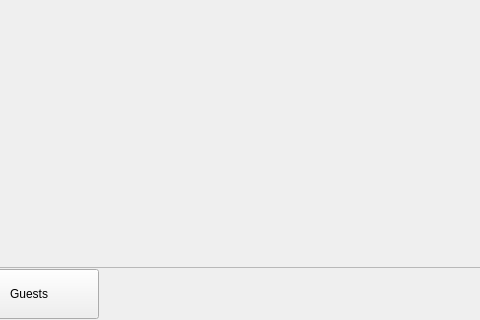
This is Waiter/dlgface.ui in End1-1/Cafe5 as Qt 5 draws it before an edit; both pictures show x 324 to 804 and y 448 to 768 of the 1108 by 768 pixel window. The edited form follows.
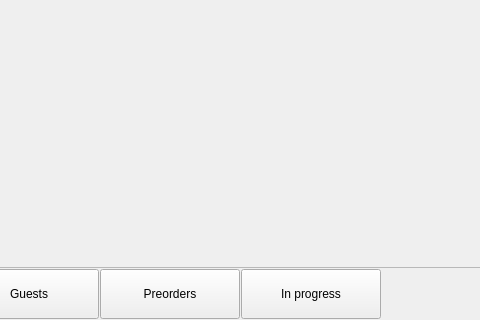
This is the edited form. Icons and pictures are not drawn.

The edit to the form file:
```diff
--- a/Waiter/dlgface.ui
+++ b/Waiter/dlgface.ui
@@ -296,6 +296,53 @@
         <property name="text">
          <string>Guests</string>
         </property>
+        <property name="setup_key" stdset="0">
+         <string>dlgface_disable_btnguests</string>
+        </property>
+       </widget>
+      </item>
+      <item>
+       <widget class="QToolButton" name="btnPreorders">
+        <property name="minimumSize">
+         <size>
+          <width>140</width>
+          <height>50</height>
+         </size>
+        </property>
+        <property name="maximumSize">
+         <size>
+          <width>16777215</width>
+          <height>50</height>
+         </size>
+        </property>
+        <property name="text">
+         <string>Preorders</string>
+        </property>
+        <property name="setup_key" stdset="0">
+         <string>dlgface_disable_preorders</string>
+        </property>
+       </widget>
+      </item>
+      <item>
+       <widget class="QToolButton" name="btnInProgress">
+        <property name="minimumSize">
+         <size>
+          <width>140</width>
+          <height>50</height>
+         </size>
+        </property>
+        <property name="maximumSize">
+         <size>
+          <width>16777215</width>
+          <height>50</height>
+         </size>
+        </property>
+        <property name="text">
+         <string>In progress</string>
+        </property>
+        <property name="setup_key" stdset="0">
+         <string>dlgface_disable_btninprogress</string>
+        </property>
        </widget>
       </item>
       <item>
```
Left out of the diff: 14 changed lines with no effect on the pictures.
